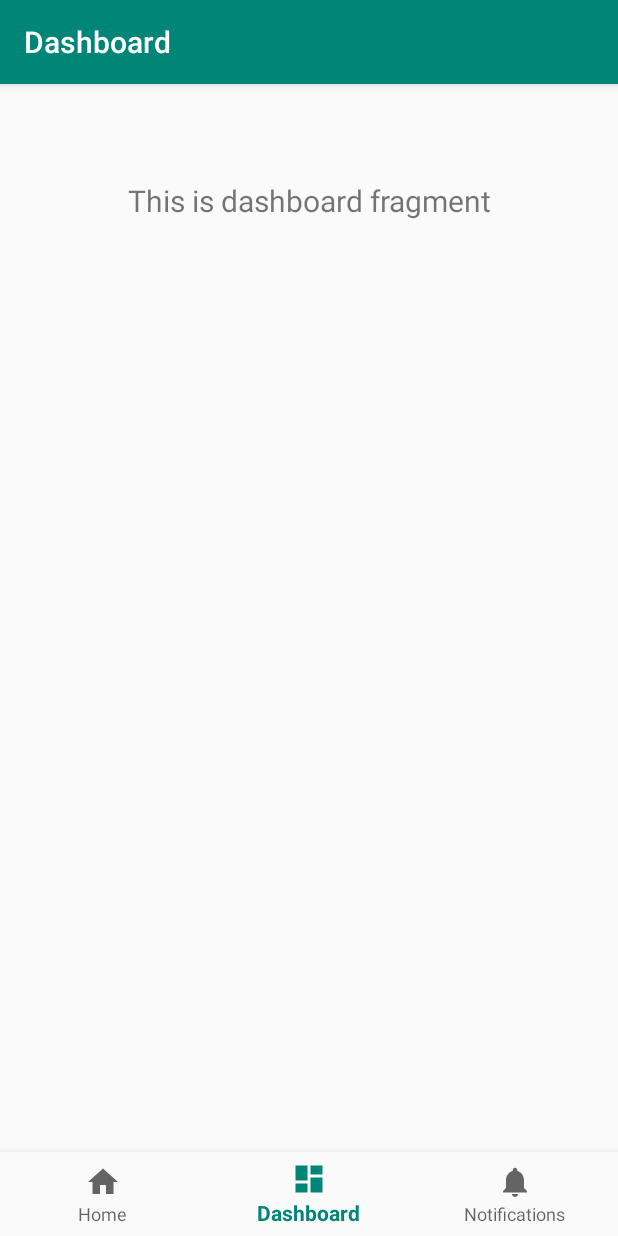
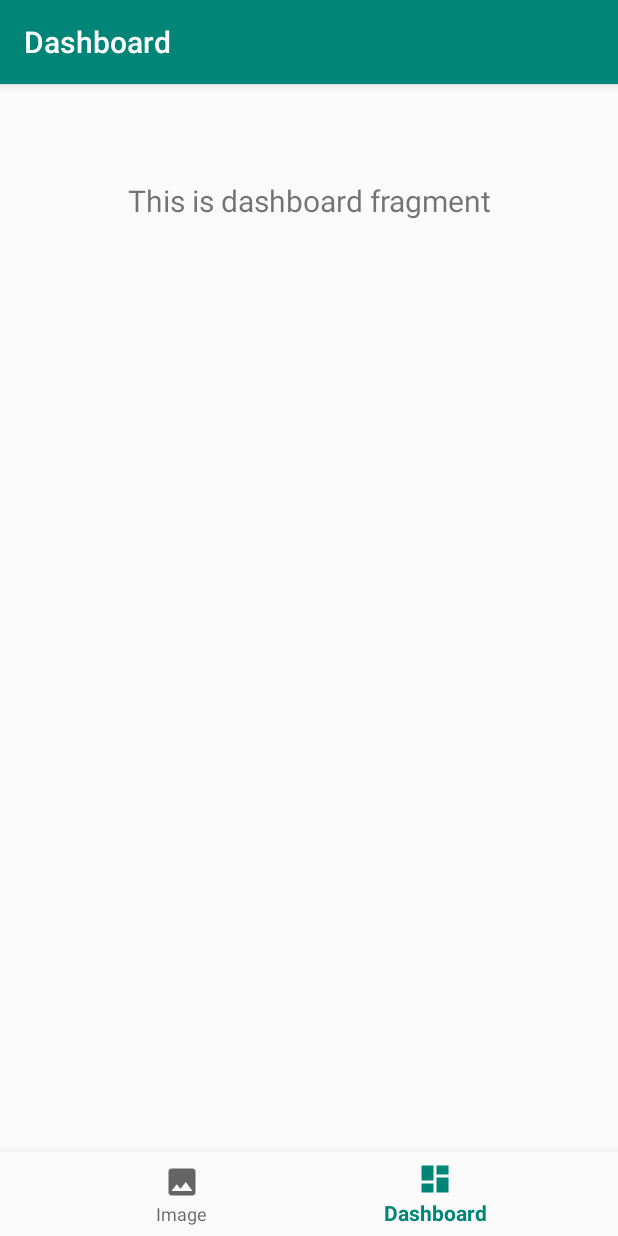
Before and after one commit to stevezun/nasa-apod-v2, an Android app: the screen it shows after launch (MainActivity), item 2 of the bottom bar chosen, on a phone screen of 412 x 824 dp. Run offline under Robolectric (Android 15) with nearby library versions, the phone set to English and light mode, and no system bars; our stand-ins replace navigation-ui.

Commit message:
First version of interface to APOD service.

```diff
--- a/app/src/main/AndroidManifest.xml
+++ b/app/src/main/AndroidManifest.xml
@@ -1,6 +1,8 @@
 <?xml version="1.0" encoding="utf-8"?>
 <manifest xmlns:android="http://schemas.android.com/apk/res/android"
   package="edu.cnm.deepdive.nasaapod">
+
+  <uses-permission android:name="android.permission.INTERNET"/>
 
   <application
     android:allowBackup="true"
--- a/app/src/main/java/edu/cnm/deepdive/nasaapod/MainActivity.java
+++ b/app/src/main/java/edu/cnm/deepdive/nasaapod/MainActivity.java
@@ -18,7 +18,7 @@ public class MainActivity extends AppCompatActivity {
     // Passing each menu ID as a set of Ids because each
     // menu should be considered as top level destinations.
     AppBarConfiguration appBarConfiguration = new AppBarConfiguration.Builder(
-        R.id.navigation_home, R.id.navigation_dashboard, R.id.navigation_notifications)
+        R.id.navigation_image, R.id.navigation_dashboard)
         .build();
     NavController navController = Navigation.findNavController(this, R.id.nav_host_fragment);
     NavigationUI.setupActionBarWithNavController(this, navController, appBarConfiguration);
--- /dev/null
+++ b/app/src/main/java/edu/cnm/deepdive/nasaapod/controller/ImageFragment.java
@@ -0,0 +1,92 @@
+package edu.cnm.deepdive.nasaapod.controller;
+
+import android.annotation.SuppressLint;
+import android.os.Bundle;
+import android.util.Log;
+import android.view.LayoutInflater;
+import android.view.View;
+import android.view.ViewGroup;
+import android.webkit.WebResourceRequest;
+import android.webkit.WebSettings;
+import android.webkit.WebView;
+import android.webkit.WebViewClient;
+import androidx.annotation.NonNull;
+import androidx.fragment.app.Fragment;
+import com.google.gson.Gson;
+import com.google.gson.GsonBuilder;
+import edu.cnm.deepdive.nasaapod.BuildConfig;
+import edu.cnm.deepdive.nasaapod.R;
+import edu.cnm.deepdive.nasaapod.model.Apod;
+import edu.cnm.deepdive.nasaapod.service.ApodService;
+import java.io.IOException;
+import retrofit2.Response;
+import retrofit2.Retrofit;
+import retrofit2.converter.gson.GsonConverterFactory;
+
+public class ImageFragment extends Fragment {
+
+  private static final String IMAGE_URL =
+      "https://apod.nasa.gov/apod/image/2001/ic410_WISEantonucci_1824.jpg";
+
+  private WebView contentView;
+
+  public View onCreateView(@NonNull LayoutInflater inflater,
+      ViewGroup container, Bundle savedInstanceState) {
+    View root = inflater.inflate(R.layout.fragment_image, container, false);
+    setupWebView(root);
+    return root;
+  }
+
+  private void setupWebView(View root) {
+    contentView = root.findViewById(R.id.content_view);
+    contentView.setWebViewClient(new WebViewClient() {
+      @Override
+      public boolean shouldOverrideUrlLoading(WebView view, WebResourceRequest request) {
+        return false;
+      }
+
+      @Override
+      public void onPageFinished(WebView view, String url) {
+        // TODO Update view to indicate that load is complete.
+      }
+    });
+    WebSettings settings = contentView.getSettings();
+    settings.setJavaScriptEnabled(true);
+    settings.setSupportZoom(true);
+    settings.setBuiltInZoomControls(true);
+    settings.setDisplayZoomControls(false);
+    settings.setUseWideViewPort(true);
+    settings.setLoadWithOverviewMode(true);
+    new Retriever().start();
+  }
+
+  private class Retriever extends Thread {
+
+    @Override
+    public void run() {
+      Gson gson = new GsonBuilder()
+          .excludeFieldsWithoutExposeAnnotation()
+          .setDateFormat("yyyy-MM-dd")
+          .create();
+      Retrofit retrofit = new Retrofit.Builder()
+          .baseUrl(BuildConfig.BASE_URL)
+          .addConverterFactory(GsonConverterFactory.create(gson))
+          .build();
+      ApodService service = retrofit.create(ApodService.class);
+      try {
+        Response<Apod> response = service.get(BuildConfig.API_KEY, "2019-01-27").execute();
+        if (response.isSuccessful()) {
+          Apod apod = response.body();
+          String url = apod.getUrl();
+          getActivity().runOnUiThread(() -> contentView.loadUrl(url));
+        } else {
+          Log.e("ApodService", response.message());
+        }
+      } catch (IOException e) {
+        Log.e("ApodService", e.getMessage(), e);
+      }
+    }
+
+  }
+
+}
--- /dev/null
+++ b/app/src/main/java/edu/cnm/deepdive/nasaapod/service/ApodService.java
@@ -0,0 +1,13 @@
+package edu.cnm.deepdive.nasaapod.service;
+
+import edu.cnm.deepdive.nasaapod.model.Apod;
+import retrofit2.Call;
+import retrofit2.http.GET;
+import retrofit2.http.Query;
+
+public interface ApodService {
+
+  @GET("planetary/apod")
+  Call<Apod> get(@Query("api_key") String apiKey, @Query("date") String date);
+
+}
--- a/app/src/main/java/edu/cnm/deepdive/nasaapod/ui/home/HomeFragment.java
+++ /dev/null
@@ -1,33 +0,0 @@
-package edu.cnm.deepdive.nasaapod.ui.home;
-
-import android.os.Bundle;
-import android.view.LayoutInflater;
-import android.view.View;
-import android.view.ViewGroup;
-import android.widget.TextView;
-import androidx.annotation.Nullable;
-import androidx.annotation.NonNull;
-import androidx.fragment.app.Fragment;
-import androidx.lifecycle.Observer;
-import androidx.lifecycle.ViewModelProviders;
-import edu.cnm.deepdive.nasaapod.R;
-
-public class HomeFragment extends Fragment {
-
-  private HomeViewModel homeViewModel;
-
-  public View onCreateView(@NonNull LayoutInflater inflater,
-      ViewGroup container, Bundle savedInstanceState) {
-    homeViewModel =
-        ViewModelProviders.of(this).get(HomeViewModel.class);
-    View root = inflater.inflate(R.layout.fragment_home, container, false);
-    final TextView textView = root.findViewById(R.id.text_home);
-    homeViewModel.getText().observe(this, new Observer<String>() {
-      @Override
-      public void onChanged(@Nullable String s) {
-        textView.setText(s);
-      }
-    });
-    return root;
-  }
-}
--- a/app/src/main/java/edu/cnm/deepdive/nasaapod/ui/home/HomeViewModel.java
+++ /dev/null
@@ -1,19 +0,0 @@
-package edu.cnm.deepdive.nasaapod.ui.home;
-
-import androidx.lifecycle.LiveData;
-import androidx.lifecycle.MutableLiveData;
-import androidx.lifecycle.ViewModel;
-
-public class HomeViewModel extends ViewModel {
-
-  private MutableLiveData<String> mText;
-
-  public HomeViewModel() {
-    mText = new MutableLiveData<>();
-    mText.setValue("This is home fragment");
-  }
-
-  public LiveData<String> getText() {
-    return mText;
-  }
-}
--- /dev/null
+++ b/app/src/main/res/drawable/ic_image.xml
@@ -0,0 +1,9 @@
+<vector xmlns:android="http://schemas.android.com/apk/res/android"
+        android:width="24dp"
+        android:height="24dp"
+        android:viewportWidth="24.0"
+        android:viewportHeight="24.0">
+    <path
+        android:fillColor="#FF000000"
+        android:pathData="M21,19V5c0,-1.1 -0.9,-2 -2,-2H5c-1.1,0 -2,0.9 -2,2v14c0,1.1 0.9,2 2,2h14c1.1,0 2,-0.9 2,-2zM8.5,13.5l2.5,3.01L14.5,12l4.5,6H5l3.5,-4.5z"/>
+</vector>
--- a/app/src/main/res/menu/bottom_nav_menu.xml
+++ b/app/src/main/res/menu/bottom_nav_menu.xml
@@ -2,18 +2,13 @@
 <menu xmlns:android="http://schemas.android.com/apk/res/android">
 
   <item
-    android:id="@+id/navigation_home"
-    android:icon="@drawable/ic_home_black_24dp"
-    android:title="@string/title_home"/>
+    android:id="@+id/navigation_image"
+    android:icon="@drawable/ic_image"
+    android:title="@string/title_image"/>
 
   <item
     android:id="@+id/navigation_dashboard"
     android:icon="@drawable/ic_dashboard_black_24dp"
     android:title="@string/title_dashboard"/>
 
-  <item
-    android:id="@+id/navigation_notifications"
-    android:icon="@drawable/ic_notifications_black_24dp"
-    android:title="@string/title_notifications"/>
-
 </menu>
--- a/app/src/main/res/navigation/mobile_navigation.xml
+++ b/app/src/main/res/navigation/mobile_navigation.xml
@@ -3,13 +3,13 @@
   xmlns:app="http://schemas.android.com/apk/res-auto"
   xmlns:tools="http://schemas.android.com/tools"
   android:id="@+id/mobile_navigation"
-  app:startDestination="@+id/navigation_home">
+  app:startDestination="@+id/navigation_image">
 
   <fragment
-    android:id="@+id/navigation_home"
-    android:label="@string/title_home"
-    android:name="edu.cnm.deepdive.nasaapod.ui.home.HomeFragment"
-    tools:layout="@layout/fragment_home"/>
+    android:id="@+id/navigation_image"
+    android:label="@string/title_image"
+    android:name="edu.cnm.deepdive.nasaapod.controller.ImageFragment"
+    tools:layout="@layout/fragment_image"/>
 
   <fragment
     android:id="@+id/navigation_dashboard"
@@ -17,9 +17,4 @@
     android:name="edu.cnm.deepdive.nasaapod.ui.dashboard.DashboardFragment"
     tools:layout="@layout/fragment_dashboard"/>
 
-  <fragment
-    android:id="@+id/navigation_notifications"
-    android:label="@string/title_notifications"
-    android:name="edu.cnm.deepdive.nasaapod.ui.notifications.NotificationsFragment"
-    tools:layout="@layout/fragment_notifications"/>
 </navigation>
--- a/app/src/main/res/values/strings.xml
+++ b/app/src/main/res/values/strings.xml
@@ -3,4 +3,5 @@
   <string name="title_home">Home</string>
   <string name="title_dashboard">Dashboard</string>
   <string name="title_notifications">Notifications</string>
+  <string name="title_image">Image</string>
 </resources>
```
Also changed, not shown: app/build.gradle (+12 -1 lines), app/src/main/java/edu/cnm/deepdive/nasaapod/model/Apod.java (added, +101 -0 lines), app/src/main/java/edu/cnm/deepdive/nasaapod/ui/notifications/NotificationsFragment.java (deleted, +0 -33 lines), app/src/main/java/edu/cnm/deepdive/nasaapod/ui/notifications/NotificationsViewModel.java (deleted, +0 -19 lines), app/src/main/res/layout/fragment_home.xml (deleted, +0 -20 lines), app/src/main/res/layout/fragment_image.xml (added, +15 -0 lines), app/src/main/res/layout/fragment_notifications.xml (deleted, +0 -20 lines).
